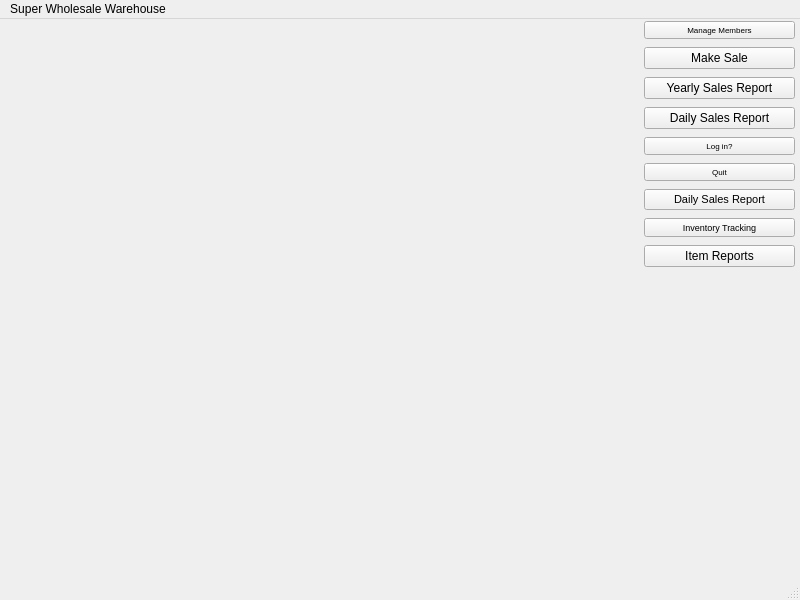
First picture: the form in mainwindow.ui, repository WinterCS003/CS008_Project1, before the edit.
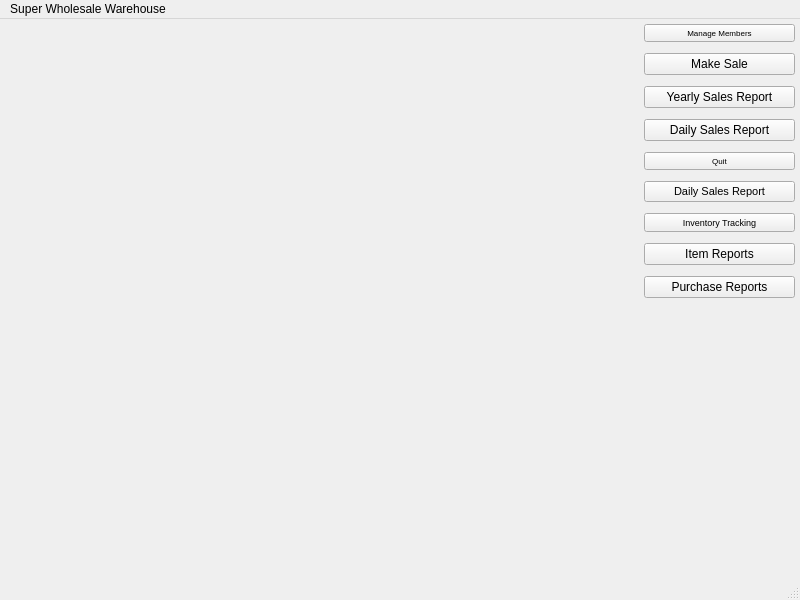
Second picture: the form after the edit.

What changed in the file:
```diff
--- a/mainwindow.ui
+++ b/mainwindow.ui
@@ -20,7 +20,7 @@
       <x>644</x>
       <y>0</y>
       <width>151</width>
-      <height>257</height>
+      <height>286</height>
      </rect>
     </property>
     <layout class="QVBoxLayout" name="verticalLayout">
@@ -57,18 +57,6 @@
        </property>
       </widget>
      </item>
-     <item>
-      <widget class="QPushButton" name="login">
-       <property name="font">
-        <font>
-         <pointsize>6</pointsize>
-        </font>
-       </property>
-       <property name="text">
-        <string>Log in?</string>
-       </property>
-      </widget>
-     </item>
      <item>
       <widget class="QPushButton" name="quitButton">
        <property name="font">
@@ -114,6 +102,13 @@
        </property>
       </widget>
      </item>
+     <item>
+      <widget class="QPushButton" name="purchaseReports">
+       <property name="text">
+        <string>Purchase Reports</string>
+       </property>
+      </widget>
+     </item>
     </layout>
    </widget>
   </widget>
```
